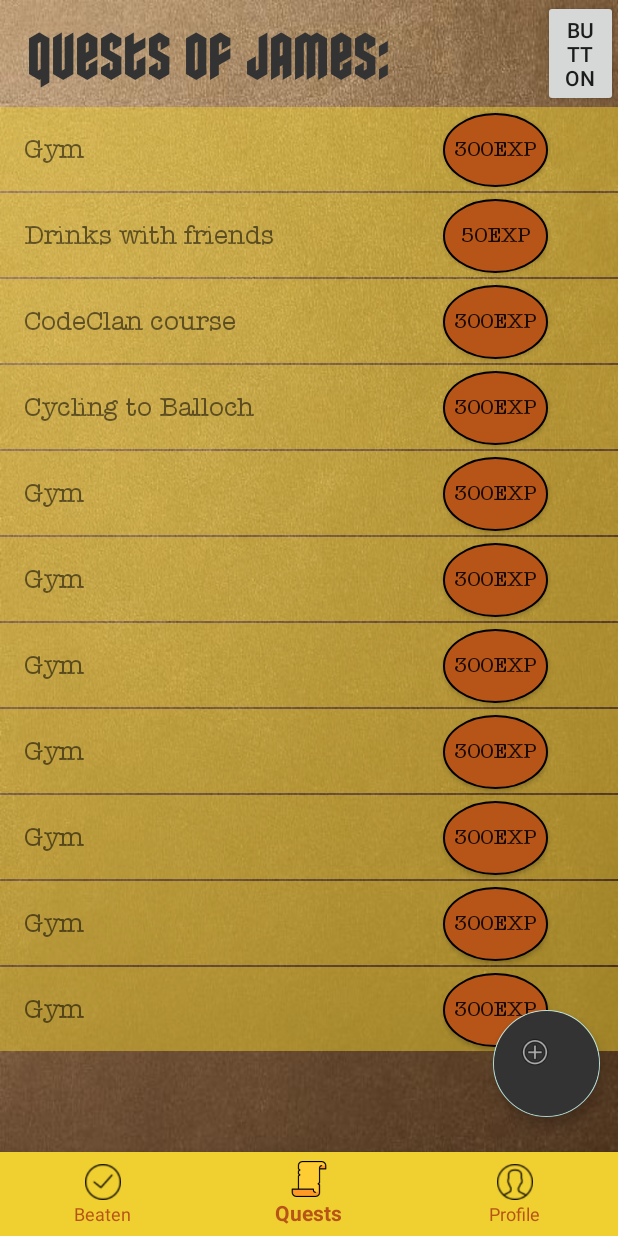
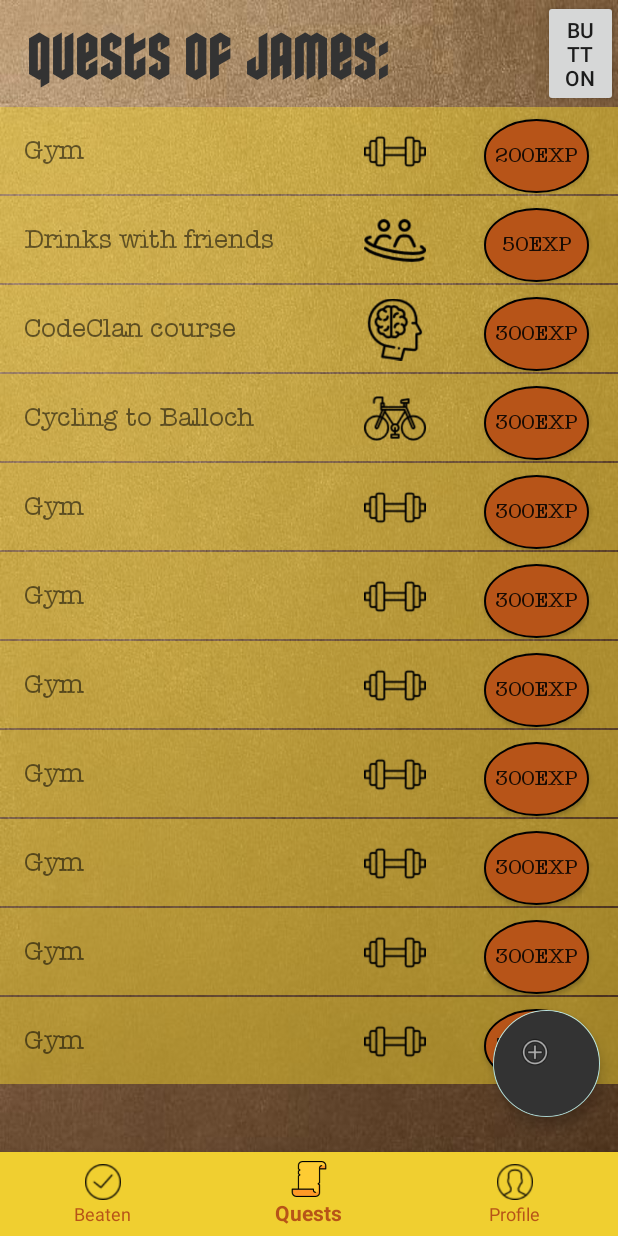
Before and after one commit to ShetlandJ/AndroidToDoList, an Android app: the screen it shows after launch (QuestActivity), on a phone screen of 412 x 824 dp. Run offline under Robolectric (Android 15) with nearby library versions, the phone set to English and light mode, and no system bars.

Commit message:
icons working in the list view

```diff
--- a/app/src/main/java/myfirstgame/todolist/DBHelper.java
+++ b/app/src/main/java/myfirstgame/todolist/DBHelper.java
@@ -65,7 +65,7 @@ public class DBHelper extends SQLiteOpenHelper {
         db.execSQL("INSERT INTO " + PROFILE_TABLE_NAME + "('name', 'strength_exp', 'stamina_exp', 'intelligence_exp', 'social_exp', 'level') VALUES ('James', 0, 0, 0, 0, 0 );");
 
 
-        db.execSQL("INSERT INTO " + QUEST_TABLE_NAME + "('name', 'expValue', 'date', 'completed', 'category') VALUES ('Gym', '300', '1510737479', '0', '1');");
+        db.execSQL("INSERT INTO " + QUEST_TABLE_NAME + "('name', 'expValue', 'date', 'completed', 'category') VALUES ('Gym', '200', '1510737479', '0', '1');");
         db.execSQL("INSERT INTO " + QUEST_TABLE_NAME + "('name', 'expValue', 'date', 'completed', 'category') VALUES ('Drinks with friends', '50', '1510743305', '0', '4');");
         db.execSQL("INSERT INTO " + QUEST_TABLE_NAME + "('name', 'expValue', 'date', 'completed', 'category') VALUES ('CodeClan course', '300', '1510743305', '0', '3');");
         db.execSQL("INSERT INTO " + QUEST_TABLE_NAME + "('name', 'expValue', 'date', 'completed', 'category') VALUES ('Cycling to Balloch', '300', '1510743305', '0', '2');");
--- a/app/src/main/java/myfirstgame/todolist/QuestViewAdapter.java
+++ b/app/src/main/java/myfirstgame/todolist/QuestViewAdapter.java
@@ -2,6 +2,8 @@ package myfirstgame.todolist;
 
 import android.content.Context;
 import android.graphics.Typeface;
+import android.graphics.drawable.Drawable;
+import android.media.Image;
 import android.media.MediaPlayer;
 import android.os.Handler;
 import android.view.LayoutInflater;
@@ -11,6 +13,7 @@ import android.view.animation.Animation;
 import android.view.animation.AnimationUtils;
 import android.widget.ArrayAdapter;
 import android.widget.Button;
+import android.widget.ImageView;
 import android.widget.Toast;
 
 import java.util.ArrayList;
@@ -37,6 +40,9 @@ public class QuestViewAdapter extends ArrayAdapter<Quest> {
         Button expValue = listItemView.findViewById(R.id.expValue);
         Typeface font = Typeface.createFromAsset(getContext().getAssets(), "americanTypwriterRegular.ttf");
         expValue.setTypeface(font);
+
+        ImageView category = listItemView.findViewById(R.id.questImageView);
+        category.setImageResource(getDrawable(currentQuest));
 
         expValue.setText(currentQuest.getExpValue().toString() + "exp");
 
@@ -68,8 +74,8 @@ public class QuestViewAdapter extends ArrayAdapter<Quest> {
         final Animation animation = AnimationUtils.loadAnimation(
 
                 this.getContext(), R.anim.fadeout);
-                Handler handle = new Handler();
-                handle.postDelayed(new Runnable() {
+        Handler handle = new Handler();
+        handle.postDelayed(new Runnable() {
 
             public void run() {
                 rowView.startAnimation(animation);
@@ -140,4 +146,18 @@ public class QuestViewAdapter extends ArrayAdapter<Quest> {
         }
         return false;
     }
+
+    public Integer getDrawable(Quest quest) {
+        if (quest.getCategory() == 1) {
+            return R.drawable.strength;
+        } else if (quest.getCategory() == 2) {
+            return R.drawable.stamina;
+        } else if (quest.getCategory() == 3) {
+            return R.drawable.intelligence;
+        } else if (quest.getCategory() == 4) {
+            return R.drawable.social;
+        }
+        return null;
+    }
+
 }
--- a/app/src/main/res/layout/quest_item.xml
+++ b/app/src/main/res/layout/quest_item.xml
@@ -9,8 +9,8 @@
 
     <myfirstgame.todolist.MyTextView
         android:id="@+id/itemName"
-        android:layout_width="232dp"
-        android:layout_height="56dp"
+        android:layout_width="188dp"
+        android:layout_height="58dp"
         android:layout_marginStart="16dp"
         android:gravity="center_vertical|start|start"
         android:textSize="18sp"
@@ -25,10 +25,23 @@
         android:layout_height="49dp"
         android:layout_marginEnd="4dp"
         android:layout_marginStart="4dp"
-        android:layout_marginTop="4dp"
+        android:layout_marginTop="8dp"
         android:background="@drawable/round_button"
         android:text="Button"
         app:layout_constraintEnd_toEndOf="parent"
+        app:layout_constraintHorizontal_bias="0.882"
+        app:layout_constraintStart_toEndOf="@+id/itemName"
+        app:layout_constraintTop_toTopOf="parent" />
+
+    <ImageView
+        android:id="@+id/questImageView"
+        android:layout_width="41dp"
+        android:layout_height="43dp"
+        android:layout_marginEnd="8dp"
+        android:layout_marginStart="8dp"
+        android:layout_marginTop="8dp"
+        android:src="@drawable/intelligence"
+        app:layout_constraintEnd_toStartOf="@+id/expValue"
         app:layout_constraintStart_toEndOf="@+id/itemName"
         app:layout_constraintTop_toTopOf="parent" />
 
```
